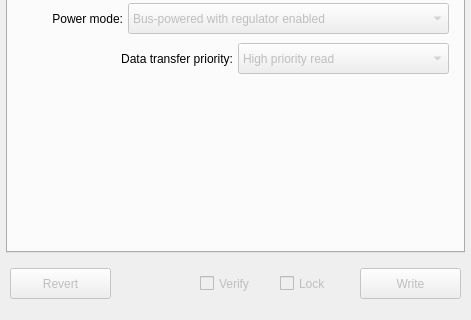
The window that src/configuratorwindow.ui (bloguetronica/cp2130-conf) describes before a commit, drawn with Qt 5; both pictures show x 0 to 471 and y 301 to 621 of the 471 by 621 pixel window.
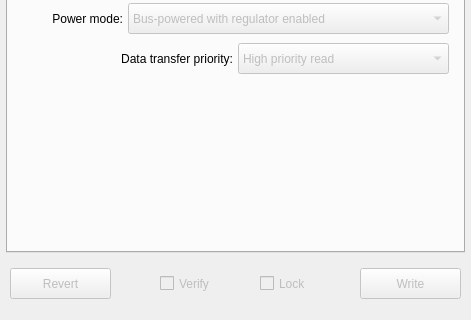
The same window after the commit. Icons and pictures are not drawn.

```diff
--- a/src/configuratorwindow.ui
+++ b/src/configuratorwindow.ui
@@ -1261,9 +1261,9 @@
     </property>
     <property name="geometry">
      <rect>
-      <x>200</x>
+      <x>160</x>
       <y>555</y>
-      <width>71</width>
+      <width>91</width>
       <height>21</height>
      </rect>
     </property>
@@ -1277,9 +1277,9 @@
     </property>
     <property name="geometry">
      <rect>
-      <x>280</x>
+      <x>260</x>
       <y>555</y>
-      <width>71</width>
+      <width>91</width>
       <height>21</height>
      </rect>
     </property>
```
